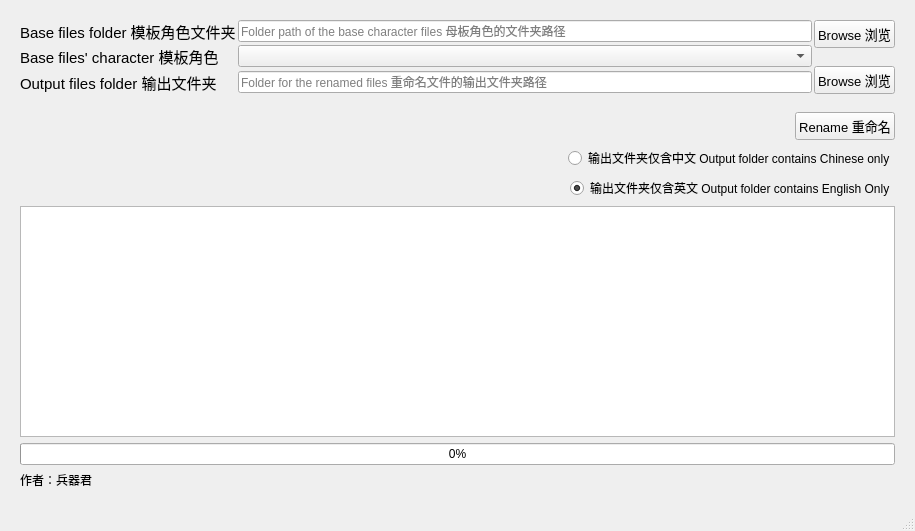
This is gui_NRCharReplicate.ui in shintheweapon/NR-Character-Replicator as Qt 5 draws it before an edit. The edited form follows.
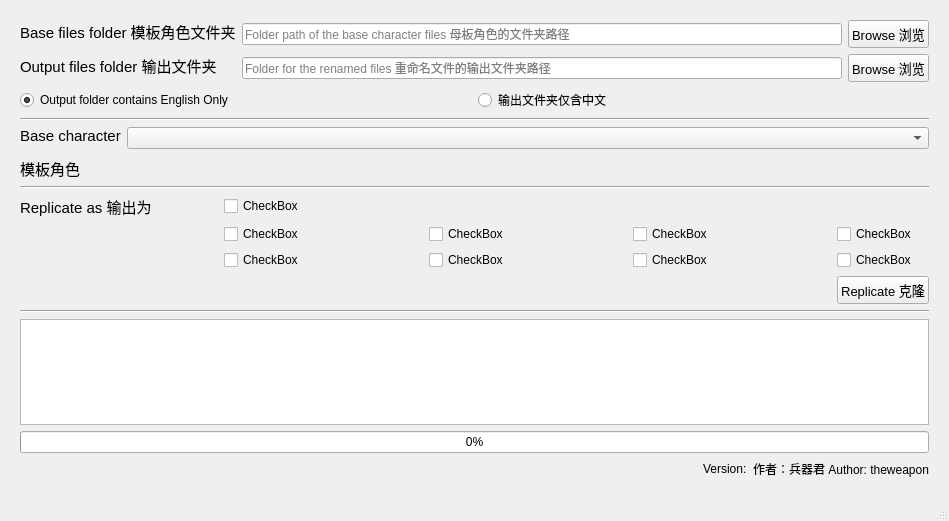
This is the edited form.

Commit message: Fixed a bug that not checking the actual filename; updated the UI; allow selection of different output characters

Diff of the .ui file:
```diff
--- a/gui_NRCharReplicate.ui
+++ b/gui_NRCharReplicate.ui
@@ -9,8 +9,8 @@
    <rect>
     <x>0</x>
     <y>0</y>
-    <width>915</width>
-    <height>531</height>
+    <width>949</width>
+    <height>521</height>
    </rect>
   </property>
   <property name="sizePolicy">
@@ -35,7 +35,7 @@
      <verstretch>0</verstretch>
     </sizepolicy>
    </property>
-   <layout class="QGridLayout" name="gridLayout">
+   <layout class="QVBoxLayout" name="verticalLayout">
     <property name="leftMargin">
      <number>20</number>
     </property>
@@ -48,21 +48,46 @@
     <property name="bottomMargin">
      <number>20</number>
     </property>
+    <item>
+     <layout class="QGridLayout" name="gridLayout">
+      <item row="1" column="1">
+       <widget class="QLineEdit" name="le_dir_output">
+        <property name="sizePolicy">
+         <sizepolicy hsizetype="Expanding" vsizetype="Fixed">
+          <horstretch>0</horstretch>
+          <verstretch>0</verstretch>
+         </sizepolicy>
+        </property>
+        <property name="echoMode">
+         <enum>QLineEdit::Normal</enum>
+        </property>
+        <property name="alignment">
+         <set>Qt::AlignLeading|Qt::AlignLeft|Qt::AlignTop</set>
+        </property>
+        <property name="placeholderText">
+         <string>Folder for the renamed files 重命名文件的输出文件夹路径</string>
+        </property>
+       </widget>
+      </item>
+      <item row="0" column="2">
+       <widget class="QPushButton" name="btn_browse_dir_base_chr">
+        <property name="sizePolicy">
+         <sizepolicy hsizetype="Fixed" vsizetype="Fixed">
+          <horstretch>0</horstretch>
+          <verstretch>0</verstretch>
+         </sizepolicy>
+        </property>
+        <property name="font">
+         <font>
+          <pointsize>10</pointsize>
+         </font>
+        </property>
+        <property name="text">
+         <string>Browse 浏览</string>
+        </property>
+       </widget>
+      </item>
     <item row="0" column="0">
-     <layout class="QHBoxLayout" name="horizontalLayout_5">
-      <property name="sizeConstraint">
-       <enum>QLayout::SetDefaultConstraint</enum>
-      </property>
-      <item>
-       <layout class="QVBoxLayout" name="verticalLayout_4">
-        <property name="spacing">
-         <number>2</number>
-        </property>
-        <item>
-         <layout class="QHBoxLayout" name="horizontalLayout_2">
-          <item>
-           <layout class="QVBoxLayout" name="verticalLayout">
-            <item alignment="Qt::AlignTop">
              <widget class="QLabel" name="lbl_path_dir_base_char">
               <property name="sizePolicy">
                <sizepolicy hsizetype="Minimum" vsizetype="Preferred">
@@ -92,71 +117,25 @@
               </property>
              </widget>
             </item>
-            <item alignment="Qt::AlignTop">
-             <widget class="QLabel" name="lbl_base_char">
+      <item row="1" column="2">
+       <widget class="QPushButton" name="btn_browse_dir_output">
               <property name="sizePolicy">
-               <sizepolicy hsizetype="Minimum" vsizetype="Preferred">
+         <sizepolicy hsizetype="Fixed" vsizetype="Fixed">
                 <horstretch>0</horstretch>
                 <verstretch>0</verstretch>
                </sizepolicy>
               </property>
               <property name="font">
                <font>
-                <family>Arial</family>
-                <pointsize>11</pointsize>
-                <weight>50</weight>
-                <bold>false</bold>
+          <pointsize>10</pointsize>
                </font>
               </property>
               <property name="text">
-               <string>&lt;html&gt;&lt;head/&gt;&lt;body&gt;&lt;p&gt;Base files' character 模板角色&lt;/p&gt;&lt;/body&gt;&lt;/html&gt;</string>
-              </property>
-              <property name="textFormat">
-               <enum>Qt::RichText</enum>
-              </property>
-              <property name="alignment">
-               <set>Qt::AlignLeading|Qt::AlignLeft|Qt::AlignTop</set>
-              </property>
-              <property name="wordWrap">
-               <bool>true</bool>
-              </property>
-             </widget>
-            </item>
-            <item alignment="Qt::AlignTop">
-             <widget class="QLabel" name="lbl_output_dir">
-              <property name="sizePolicy">
-               <sizepolicy hsizetype="Minimum" vsizetype="Preferred">
-                <horstretch>0</horstretch>
-                <verstretch>0</verstretch>
-               </sizepolicy>
-              </property>
-              <property name="font">
-               <font>
-                <family>Arial</family>
-                <pointsize>11</pointsize>
-                <weight>50</weight>
-                <bold>false</bold>
-               </font>
-              </property>
-              <property name="text">
-               <string>&lt;html&gt;&lt;head/&gt;&lt;body&gt;&lt;p&gt;Output files folder 输出文件夹&lt;/p&gt;&lt;/body&gt;&lt;/html&gt;</string>
-              </property>
-              <property name="textFormat">
-               <enum>Qt::RichText</enum>
-              </property>
-              <property name="alignment">
-               <set>Qt::AlignLeading|Qt::AlignLeft|Qt::AlignTop</set>
-              </property>
-              <property name="wordWrap">
-               <bool>true</bool>
-              </property>
-             </widget>
-            </item>
-           </layout>
-          </item>
-          <item>
-           <layout class="QVBoxLayout" name="verticalLayout_2">
-            <item alignment="Qt::AlignTop">
+         <string>Browse 浏览</string>
+        </property>
+       </widget>
+      </item>
+      <item row="0" column="1">
              <widget class="QLineEdit" name="le_path_dir_base_char">
               <property name="sizePolicy">
                <sizepolicy hsizetype="Expanding" vsizetype="Fixed">
@@ -178,87 +157,132 @@
               </property>
              </widget>
             </item>
-            <item alignment="Qt::AlignTop">
+      <item row="1" column="0">
+       <widget class="QLabel" name="lbl_output_dir">
+        <property name="sizePolicy">
+         <sizepolicy hsizetype="Minimum" vsizetype="Preferred">
+          <horstretch>0</horstretch>
+          <verstretch>0</verstretch>
+         </sizepolicy>
+        </property>
+        <property name="font">
+         <font>
+          <family>Arial</family>
+          <pointsize>11</pointsize>
+          <weight>50</weight>
+          <bold>false</bold>
+         </font>
+        </property>
+        <property name="text">
+         <string>&lt;html&gt;&lt;head/&gt;&lt;body&gt;&lt;p&gt;Output files folder 输出文件夹&lt;/p&gt;&lt;/body&gt;&lt;/html&gt;</string>
+        </property>
+        <property name="textFormat">
+         <enum>Qt::RichText</enum>
+        </property>
+        <property name="alignment">
+         <set>Qt::AlignLeading|Qt::AlignLeft|Qt::AlignTop</set>
+        </property>
+        <property name="wordWrap">
+         <bool>true</bool>
+        </property>
+       </widget>
+      </item>
+     </layout>
+    </item>
+    <item>
+     <layout class="QHBoxLayout" name="horizontalLayout">
+      <item>
+       <widget class="QRadioButton" name="rd_btn_output_dir_eng">
+        <property name="text">
+         <string>Output folder contains English Only</string>
+        </property>
+        <property name="checked">
+         <bool>true</bool>
+        </property>
+       </widget>
+      </item>
+      <item>
+       <widget class="QRadioButton" name="rd_btn_output_dir_chn">
+        <property name="text">
+         <string>输出文件夹仅含中文</string>
+        </property>
+        <property name="checked">
+         <bool>false</bool>
+        </property>
+       </widget>
+      </item>
+     </layout>
+    </item>
+    <item>
+     <widget class="Line" name="line_3">
+      <property name="orientation">
+       <enum>Qt::Horizontal</enum>
+      </property>
+     </widget>
+    </item>
+    <item>
+     <layout class="QFormLayout" name="formLayout">
+      <item row="0" column="0">
+       <widget class="QLabel" name="lbl_base_char">
+        <property name="sizePolicy">
+         <sizepolicy hsizetype="Minimum" vsizetype="Preferred">
+          <horstretch>0</horstretch>
+          <verstretch>0</verstretch>
+         </sizepolicy>
+        </property>
+        <property name="font">
+         <font>
+          <family>Arial</family>
+          <pointsize>11</pointsize>
+          <weight>50</weight>
+          <bold>false</bold>
+         </font>
+        </property>
+        <property name="text">
+         <string>&lt;html&gt;&lt;head/&gt;&lt;body&gt;&lt;p&gt;Base character&lt;/p&gt;&lt;p&gt;模板角色&lt;/p&gt;&lt;/body&gt;&lt;/html&gt;</string>
+        </property>
+        <property name="textFormat">
+         <enum>Qt::RichText</enum>
+        </property>
+        <property name="alignment">
+         <set>Qt::AlignLeading|Qt::AlignLeft|Qt::AlignTop</set>
+        </property>
+        <property name="wordWrap">
+         <bool>true</bool>
+        </property>
+       </widget>
+      </item>
+      <item row="0" column="1">
              <widget class="QComboBox" name="cBox_base_char"/>
             </item>
-            <item alignment="Qt::AlignTop">
-             <widget class="QLineEdit" name="le_dir_output">
-              <property name="sizePolicy">
-               <sizepolicy hsizetype="Expanding" vsizetype="Fixed">
-                <horstretch>0</horstretch>
-                <verstretch>0</verstretch>
-               </sizepolicy>
-              </property>
-              <property name="echoMode">
-               <enum>QLineEdit::Normal</enum>
-              </property>
-              <property name="alignment">
-               <set>Qt::AlignLeading|Qt::AlignLeft|Qt::AlignTop</set>
-              </property>
-              <property name="placeholderText">
-               <string>Folder for the renamed files 重命名文件的输出文件夹路径</string>
-              </property>
-             </widget>
-            </item>
            </layout>
           </item>
           <item>
-           <layout class="QVBoxLayout" name="verticalLayout_3">
-            <item alignment="Qt::AlignTop">
-             <widget class="QPushButton" name="btn_browse_dir_base_chr">
-              <property name="sizePolicy">
-               <sizepolicy hsizetype="Fixed" vsizetype="Fixed">
-                <horstretch>0</horstretch>
-                <verstretch>0</verstretch>
-               </sizepolicy>
-              </property>
-              <property name="font">
-               <font>
-                <pointsize>10</pointsize>
-               </font>
-              </property>
-              <property name="text">
-               <string>Browse 浏览</string>
-              </property>
-             </widget>
-            </item>
-            <item alignment="Qt::AlignTop">
-             <widget class="QLabel" name="label">
+     <widget class="Line" name="line_2">
+      <property name="orientation">
+       <enum>Qt::Horizontal</enum>
+      </property>
+     </widget>
+    </item>
+    <item>
+     <layout class="QGridLayout" name="gridLayout_4">
+      <item row="0" column="0">
+       <layout class="QGridLayout" name="gridLayout_2">
+        <item row="2" column="2">
+         <widget class="QCheckBox" name="chk_char06">
               <property name="text">
-               <string/>
+           <string>CheckBox</string>
               </property>
              </widget>
             </item>
-            <item alignment="Qt::AlignTop">
-             <widget class="QPushButton" name="btn_browse_dir_output">
-              <property name="sizePolicy">
-               <sizepolicy hsizetype="Fixed" vsizetype="Fixed">
-                <horstretch>0</horstretch>
-                <verstretch>0</verstretch>
-               </sizepolicy>
-              </property>
-              <property name="font">
-               <font>
-                <pointsize>10</pointsize>
-               </font>
-              </property>
+        <item row="1" column="1">
+         <widget class="QCheckBox" name="chk_char01">
               <property name="text">
-               <string>Browse 浏览</string>
+           <string>CheckBox</string>
               </property>
              </widget>
             </item>
-           </layout>
-          </item>
-         </layout>
-        </item>
-        <item>
-         <widget class="QLabel" name="label_3">
-          <property name="text">
-           <string/>
-          </property>
-         </widget>
-        </item>
-        <item alignment="Qt::AlignRight|Qt::AlignTop">
+        <item row="3" column="4">
          <widget class="QPushButton" name="btn_rename">
           <property name="sizePolicy">
            <sizepolicy hsizetype="Fixed" vsizetype="Fixed">
@@ -272,57 +296,144 @@
            </font>
           </property>
           <property name="text">
-           <string>Rename 重命名</string>
+           <string>Replicate 克隆</string>
           </property>
          </widget>
         </item>
-       </layout>
-      </item>
-      <item>
-       <layout class="QGridLayout" name="gridLayout_2"/>
-      </item>
-     </layout>
-    </item>
-    <item row="3" column="0">
-     <layout class="QVBoxLayout" name="verticalLayout_5">
-      <item alignment="Qt::AlignRight">
-       <widget class="QRadioButton" name="rd_btn_output_dir_chn">
-        <property name="text">
-         <string>输出文件夹仅含中文 Output folder contains Chinese only</string>
-        </property>
-        <property name="checked">
-         <bool>false</bool>
-        </property>
-       </widget>
-      </item>
-      <item alignment="Qt::AlignRight">
-       <widget class="QRadioButton" name="rd_btn_output_dir_eng">
+        <item row="0" column="0">
+         <widget class="QLabel" name="lbl_base_char_2">
+          <property name="sizePolicy">
+           <sizepolicy hsizetype="Minimum" vsizetype="Preferred">
+            <horstretch>0</horstretch>
+            <verstretch>0</verstretch>
+           </sizepolicy>
+          </property>
+          <property name="font">
+           <font>
+            <family>Arial</family>
+            <pointsize>11</pointsize>
+            <weight>50</weight>
+            <bold>false</bold>
+           </font>
+          </property>
         <property name="text">
-         <string>输出文件夹仅含英文 Output folder contains English Only</string>
-        </property>
-        <property name="checked">
+           <string>&lt;html&gt;&lt;head/&gt;&lt;body&gt;&lt;p&gt;Replicate as 输出为&lt;/p&gt;&lt;/body&gt;&lt;/html&gt;</string>
+          </property>
+          <property name="textFormat">
+           <enum>Qt::RichText</enum>
+          </property>
+          <property name="alignment">
+           <set>Qt::AlignLeading|Qt::AlignLeft|Qt::AlignTop</set>
+          </property>
+          <property name="wordWrap">
          <bool>true</bool>
         </property>
        </widget>
       </item>
-     </layout>
-    </item>
-    <item row="10" column="0">
+        <item row="0" column="1">
+         <widget class="QCheckBox" name="chk_all">
+          <property name="text">
+           <string>CheckBox</string>
+          </property>
+         </widget>
+        </item>
+        <item row="2" column="4">
+         <widget class="QCheckBox" name="chk_char08">
+          <property name="text">
+           <string>CheckBox</string>
+          </property>
+         </widget>
+        </item>
+        <item row="1" column="3">
+         <widget class="QCheckBox" name="chk_char03">
+          <property name="text">
+           <string>CheckBox</string>
+          </property>
+         </widget>
+        </item>
+        <item row="1" column="2">
+         <widget class="QCheckBox" name="chk_char02">
+          <property name="text">
+           <string>CheckBox</string>
+          </property>
+         </widget>
+        </item>
+        <item row="2" column="1">
+         <widget class="QCheckBox" name="chk_char05">
+          <property name="text">
+           <string>CheckBox</string>
+          </property>
+         </widget>
+        </item>
+        <item row="2" column="3">
+         <widget class="QCheckBox" name="chk_char07">
+          <property name="text">
+           <string>CheckBox</string>
+          </property>
+         </widget>
+        </item>
+        <item row="1" column="4">
+         <widget class="QCheckBox" name="chk_char04">
+          <property name="text">
+           <string>CheckBox</string>
+          </property>
+         </widget>
+        </item>
+       </layout>
+      </item>
+     </layout>
+    </item>
+    <item>
+     <widget class="Line" name="line">
+      <property name="orientation">
+       <enum>Qt::Horizontal</enum>
+      </property>
+     </widget>
+    </item>
+    <item>
+     <layout class="QVBoxLayout" name="verticalLayout_2">
+      <item>
+       <widget class="QTextBrowser" name="te_console"/>
+      </item>
+      <item>
      <widget class="QProgressBar" name="progressBar">
       <property name="value">
        <number>0</number>
       </property>
      </widget>
     </item>
-    <item row="9" column="0">
-     <widget class="QTextBrowser" name="te_console"/>
-    </item>
-    <item row="11" column="0">
-     <widget class="QLabel" name="label_2">
+      <item>
+       <layout class="QHBoxLayout" name="horizontalLayout_2">
+        <item>
+         <spacer name="horizontalSpacer">
+          <property name="orientation">
+           <enum>Qt::Horizontal</enum>
+          </property>
+          <property name="sizeHint" stdset="0">
+           <size>
+            <width>40</width>
+            <height>20</height>
+           </size>
+          </property>
+         </spacer>
+        </item>
+        <item alignment="Qt::AlignRight">
+         <widget class="QLabel" name="lbl_version">
       <property name="text">
-       <string>作者：兵器君</string>
-      </property>
-     </widget>
+           <string>Version:</string>
+          </property>
+         </widget>
+        </item>
+        <item alignment="Qt::AlignRight">
+         <widget class="QLabel" name="lbl_author">
+          <property name="text">
+           <string>作者：兵器君 Author: theweapon</string>
+          </property>
+         </widget>
+        </item>
+       </layout>
+      </item>
+     </layout>
     </item>
    </layout>
   </widget>
```
Left out of the diff: 2 changed lines with no effect on the pictures. Lines whose indentation alone changed are shown as unchanged. The commit also changes 2 other files.
